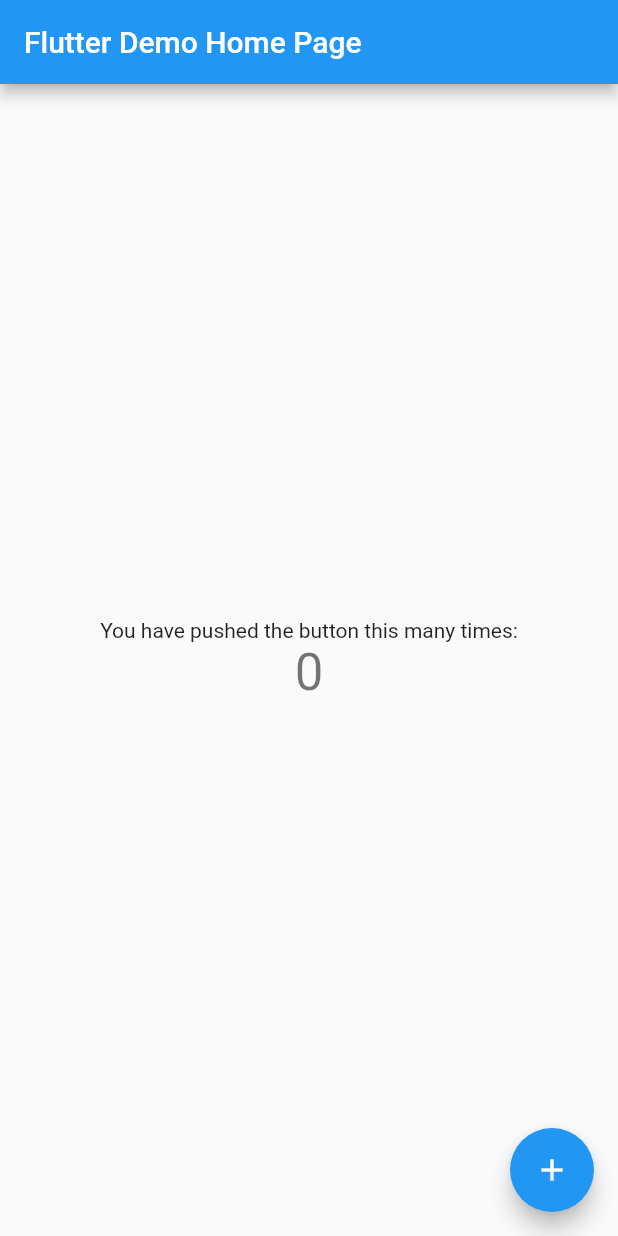
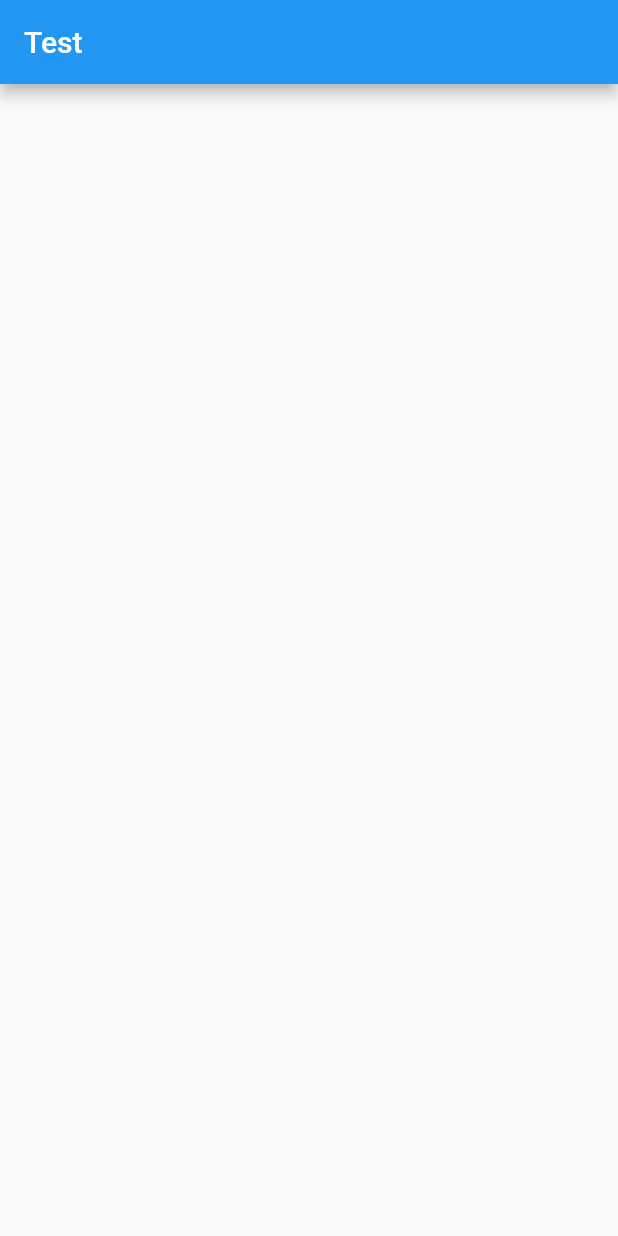
Before and after one commit to suhrmann/Karlorona, a Flutter app: the screen it shows after launch, on a phone screen of 412 x 824 dp. Run offline on Flutter 3.47's test engine with Material 2 defaults, Android fonts, the phone set to English and light mode, and no system bars.

Commit message:
boilerplate ausgedünnt

```diff
--- a/lib/main.dart
+++ b/lib/main.dart
@@ -1,111 +1,20 @@
 import 'package:flutter/material.dart';
 
-void main() => runApp(MyApp());
+void main() => runApp(IchMacheEsRichtigODER());
 
-class MyApp extends StatelessWidget {
-  // This widget is the root of your application.
+class IchMacheEsRichtigODER extends StatelessWidget {
   @override
   Widget build(BuildContext context) {
     return MaterialApp(
       title: 'Flutter Demo',
       theme: ThemeData(
-        // This is the theme of your application.
-        //
-        // Try running your application with "flutter run". You'll see the
-        // application has a blue toolbar. Then, without quitting the app, try
-        // changing the primarySwatch below to Colors.green and then invoke
-        // "hot reload" (press "r" in the console where you ran "flutter run",
-        // or simply save your changes to "hot reload" in a Flutter IDE).
-        // Notice that the counter didn't reset back to zero; the application
-        // is not restarted.
         primarySwatch: Colors.blue,
       ),
-      home: MyHomePage(title: 'Flutter Demo Home Page'),
+      home: Scaffold(
+        appBar: AppBar(
+          title: Text("Test"),
+        ),
+      ),
     );
   }
 }
-
-class MyHomePage extends StatefulWidget {
-  MyHomePage({Key key, this.title}) : super(key: key);
-
-  // This widget is the home page of your application. It is stateful, meaning
-  // that it has a State object (defined below) that contains fields that affect
-  // how it looks.
-
-  // This class is the configuration for the state. It holds the values (in this
-  // case the title) provided by the parent (in this case the App widget) and
-  // used by the build method of the State. Fields in a Widget subclass are
-  // always marked "final".
-
-  final String title;
-
-  @override
-  _MyHomePageState createState() => _MyHomePageState();
-}
-
-class _MyHomePageState extends State<MyHomePage> {
-  int _counter = 0;
-
-  void _incrementCounter() {
-    setState(() {
-      // This call to setState tells the Flutter framework that something has
-      // changed in this State, which causes it to rerun the build method below
-      // so that the display can reflect the updated values. If we changed
-      // _counter without calling setState(), then the build method would not be
-      // called again, and so nothing would appear to happen.
-      _counter++;
-    });
-  }
-
-  @override
-  Widget build(BuildContext context) {
-    // This method is rerun every time setState is called, for instance as done
-    // by the _incrementCounter method above.
-    //
-    // The Flutter framework has been optimized to make rerunning build methods
-    // fast, so that you can just rebuild anything that needs updating rather
-    // than having to individually change instances of widgets.
-    return Scaffold(
-      appBar: AppBar(
-        // Here we take the value from the MyHomePage object that was created by
-        // the App.build method, and use it to set our appbar title.
-        title: Text(widget.title),
-      ),
-      body: Center(
-        // Center is a layout widget. It takes a single child and positions it
-        // in the middle of the parent.
-        child: Column(
-          // Column is also a layout widget. It takes a list of children and
-          // arranges them vertically. By default, it sizes itself to fit its
-          // children horizontally, and tries to be as tall as its parent.
-          //
-          // Invoke "debug painting" (press "p" in the console, choose the
-          // "Toggle Debug Paint" action from the Flutter Inspector in Android
-          // Studio, or the "Toggle Debug Paint" command in Visual Studio Code)
-          // to see the wireframe for each widget.
-          //
-          // Column has various properties to control how it sizes itself and
-          // how it positions its children. Here we use mainAxisAlignment to
-          // center the children vertically; the main axis here is the vertical
-          // axis because Columns are vertical (the cross axis would be
-          // horizontal).
-          mainAxisAlignment: MainAxisAlignment.center,
-          children: <Widget>[
-            Text(
-              'You have pushed the button this many times:',
-            ),
-            Text(
-              '$_counter',
-              style: Theme.of(context).textTheme.display1,
-            ),
-          ],
-        ),
-      ),
-      floatingActionButton: FloatingActionButton(
-        onPressed: _incrementCounter,
-        tooltip: 'Increment',
-        child: Icon(Icons.add),
-      ), // This trailing comma makes auto-formatting nicer for build methods.
-    );
-  }
-}
```
Also changed, not shown: 1 other file.
